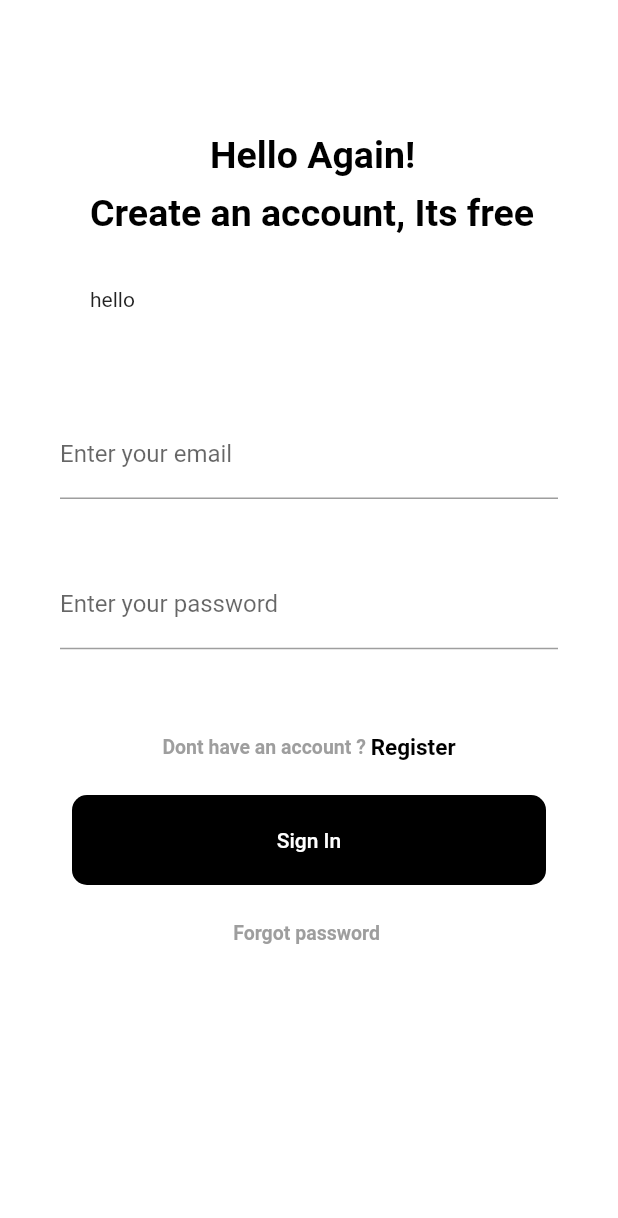
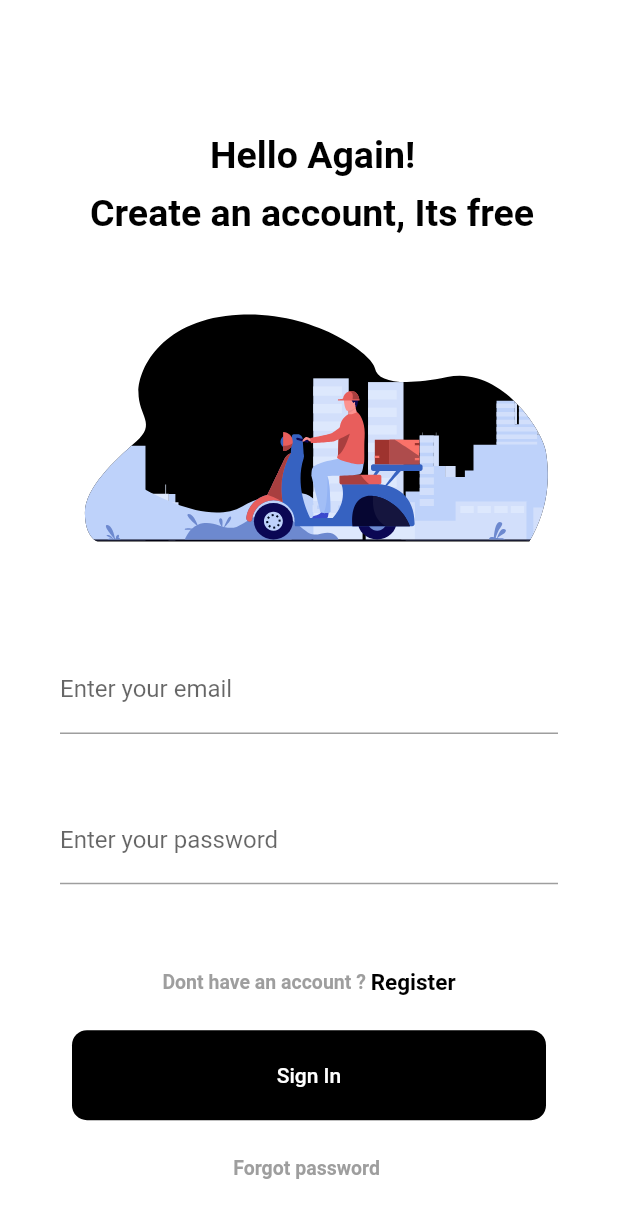
Before and after one commit to Zulfadlifauzi/riderapp, a Flutter app: the screen it shows after launch, on a phone screen of 412 x 824 dp. Shown: the top 1218 px of the screen. Run offline on Flutter 3.47's test engine with Material 2 defaults, Android fonts, the phone set to English and light mode, and no system bars; our stand-ins replace form_field_validator, geolocator, google_fonts, google_maps_flutter, ionicons, lottie; missing offline and left inert: cron.

Commit message:
deubg lgoni

```diff
--- a/lib/auth/login.dart
+++ b/lib/auth/login.dart
@@ -1,5 +1,6 @@
 import 'package:flutter/material.dart';
 import 'package:form_field_validator/form_field_validator.dart';
+import 'package:lottie/lottie.dart';
 import 'package:riderapp/auth/signup.dart';
 import 'package:riderapp/auth/forgot_password.dart';
 import 'package:riderapp/widgets/bottom_tab_navigator.dart';
@@ -62,11 +63,8 @@ class _SignupScreenState extends State<LoginScreen> {
                 SizedBox(
                   height: height * 0.03,
                 ),
-                const Padding(
-                    padding: EdgeInsets.only(left: 20, top: 10),
-                    child: Text('hello')),
-                SizedBox(
-                  height: height * 0.03,
+                Container(
+                  child: Lottie.asset('assets/lottie/rider.json'),
                 ),
                 SizedBox(height: height * 0.05),
                 TextFormField(
--- a/pubspec.yaml
+++ b/pubspec.yaml
@@ -70,7 +70,6 @@ flutter:
     - assets/lottie/astronaut.json
     - assets/lottie/reset.json
     - assets/lottie/rider.json
-
   # An image asset can refer to one or more resolution-specific "variants", see
   # https://flutter.dev/assets-and-images/#resolution-aware.
 
```
